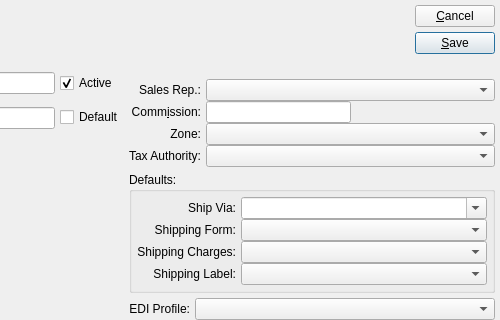
This is guiclient/shipTo.ui in Pegasus-RPG/xtuple-client as Qt 5 draws it before an edit; both pictures show x 247 to 747 and y 0 to 320 of the 747 by 576 pixel window. The edited form follows.
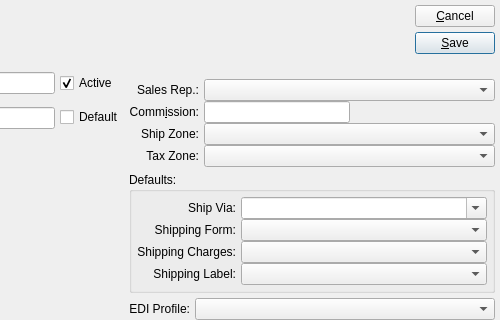
This is the edited form. Custom widgets are drawn as their Qt base class.

The edit to the form file:
```diff
--- a/guiclient/shipTo.ui
+++ b/guiclient/shipTo.ui
@@ -368,7 +368,7 @@
              <item>
               <widget class="QLabel" name="_zoneLit">
                <property name="text">
-                <string>Zone:</string>
+                <string>Ship Zone:</string>
                </property>
                <property name="alignment">
                 <set>Qt::AlignRight|Qt::AlignTrailing|Qt::AlignVCenter</set>
@@ -378,7 +378,7 @@
              <item>
               <widget class="QLabel" name="_taxAuthLit">
                <property name="text">
-                <string>Tax Authority:</string>
+                <string>Tax Zone:</string>
                </property>
                <property name="alignment">
                 <set>Qt::AlignRight|Qt::AlignTrailing|Qt::AlignVCenter</set>
```
Left out of the diff: 8 changed lines with no effect on the pictures.
